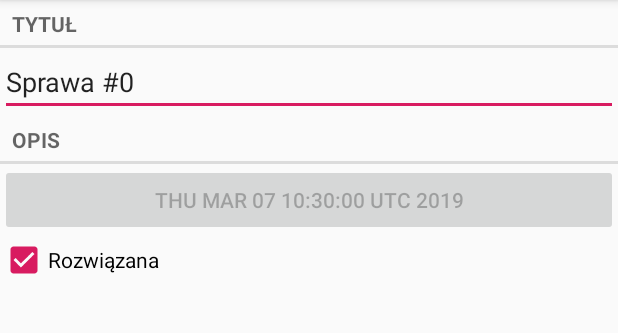
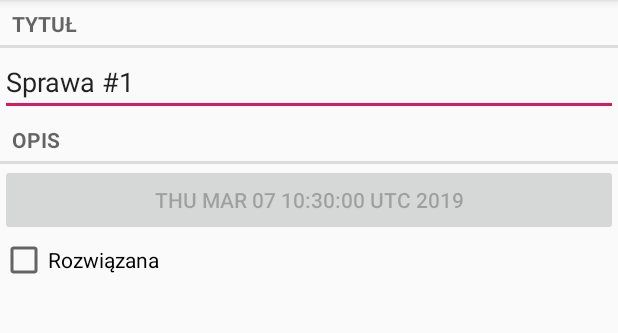
Before and after one commit to ThisIsAdrianW/CriminalIntent, an Android app: the screen it shows after launch (CrimePagerActivity), after a tap on an icon or button, on a phone screen of 412 x 824 dp, the part 84-417 px from its top. Run offline under Robolectric (Android 15) with nearby library versions, the phone set to English and light mode, and no system bars.

Commit message:
ViewPager switching for selected crime

```diff
--- a/app/src/main/java/com/thisis/adrianw/criminalintent/CrimeListFragment.java
+++ b/app/src/main/java/com/thisis/adrianw/criminalintent/CrimeListFragment.java
@@ -2,6 +2,7 @@ package com.thisis.adrianw.criminalintent;
 
 import android.content.Intent;
 import android.os.Bundle;
+import android.util.Log;
 import android.view.LayoutInflater;
 import android.view.View;
 import android.view.ViewGroup;
@@ -57,8 +58,8 @@ public class CrimeListFragment extends Fragment {
 
             @Override
             public void onClick(View view) {
-//                Intent intent = CrimeActivity.newIntent(getActivity(), mCrime.getId());
                 Intent intent = CrimePagerActivity.newIntent(getActivity(), mCrime.getId());
+                Log.v("CrimeListFragment", "Number:" + mCrime.getId());
                 startActivity(intent);
             }
         }
--- a/app/src/main/java/com/thisis/adrianw/criminalintent/CrimePagerActivity.java
+++ b/app/src/main/java/com/thisis/adrianw/criminalintent/CrimePagerActivity.java
@@ -33,6 +33,7 @@ public class CrimePagerActivity extends AppCompatActivity {
         mCrimes = CrimeLab.get(this).getCrimes();
         FragmentManager fragmentManager = getSupportFragmentManager();
         mViewPager.setAdapter(new FragmentStatePagerAdapter(fragmentManager) {
+
             @Override
             public Fragment getItem(int position) {
                 Crime crime = mCrimes.get(position);
@@ -44,5 +45,11 @@ public class CrimePagerActivity extends AppCompatActivity {
                 return mCrimes.size();
             }
         });
+        for (int i = 0; i < mCrimes.size(); i++) {
+            if (mCrimes.get(i).getId().equals(crimeId)) {
+                mViewPager.setCurrentItem(i);
+                break;
+            }
+            }
     }
 }
```
